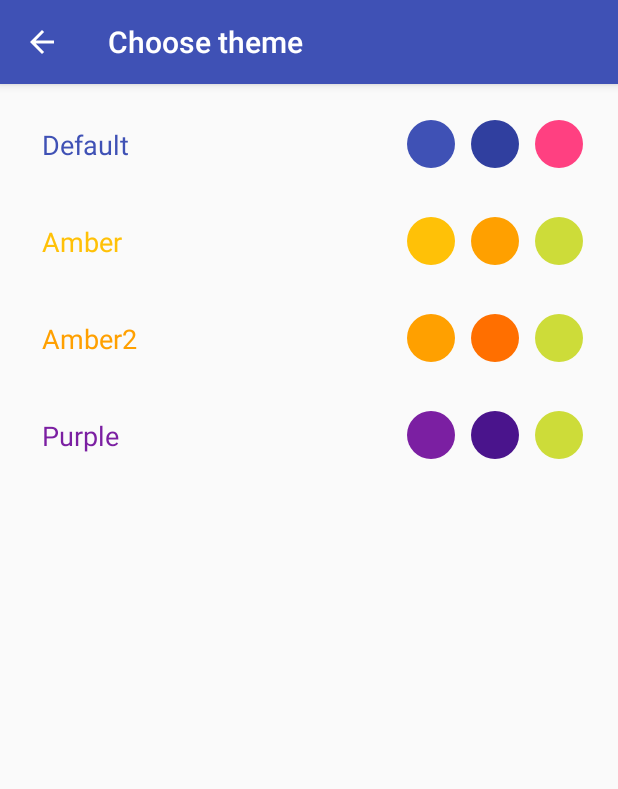
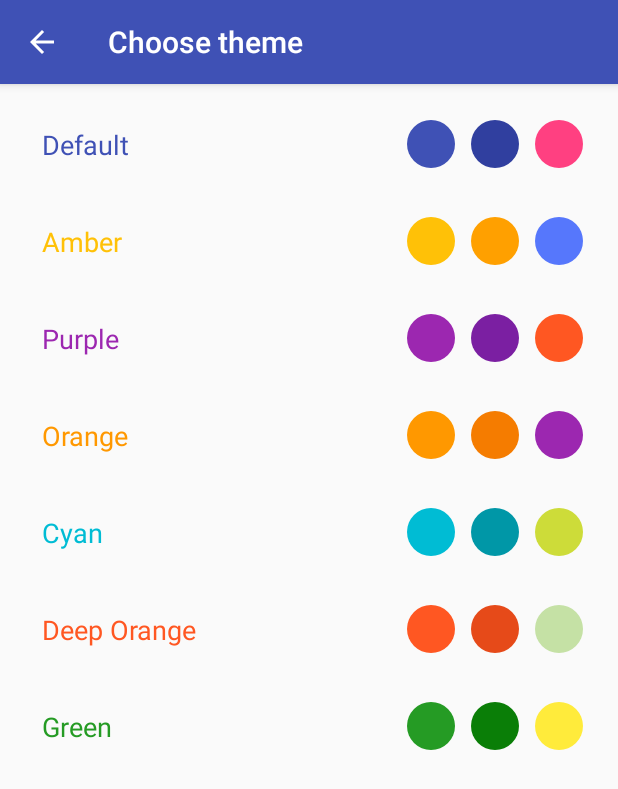
Before and after one commit to Iamsdt/SoilScience, an Android app: the ColorActivity screen opened directly, with no data from a screen before it, on a phone screen of 412 x 824 dp. Shown: the top 789 px of the screen. Run offline under Robolectric (Android 15) with nearby library versions, the phone set to English and light mode, and no system bars.

Commit message:
Theme fix

```diff
--- a/app/src/main/java/com/blogspot/shudiptotrafder/soilscience/adapter/CustomCursorAdapter.java
+++ b/app/src/main/java/com/blogspot/shudiptotrafder/soilscience/adapter/CustomCursorAdapter.java
@@ -16,12 +16,6 @@ import com.blogspot.shudiptotrafder.soilscience.utilities.ConstantUtils;
 import com.blogspot.shudiptotrafder.soilscience.utilities.Utility;
 
 import java.util.Random;
-
-/**
- * SoilScience
- * com.blogspot.shudiptotrafder.soilscience.adapter
- * Created by Shudipto Trafder on 4/1/2017.
- */
 
 public class CustomCursorAdapter extends RecyclerView.Adapter<CustomCursorAdapter.MyViewHolder> {
 
--- a/app/src/main/java/com/blogspot/shudiptotrafder/soilscience/theme/ColorActivity.java
+++ b/app/src/main/java/com/blogspot/shudiptotrafder/soilscience/theme/ColorActivity.java
@@ -61,13 +61,15 @@ public class ColorActivity extends AppCompatActivity implements
 
         themes = new ArrayList<>();
 
-        // TODO: 6/19/2017 add more theme
+        // complete: 6/19/2017 add more theme
         //fill array with styles ids
         themes.add(new ThemesContract("Default", R.style.AppTheme_NoActionBar));
-        themes.add(new ThemesContract("Amber", R.style.amber));
-        themes.add(new ThemesContract("Amber2", R.style.amber_dark));
+        themes.add(new ThemesContract("Amber", R.style.amber_dark));
         themes.add(new ThemesContract("Purple", R.style.purple_dark));
-
+        themes.add(new ThemesContract("Orange", R.style.orange));
+        themes.add(new ThemesContract("Cyan", R.style.cyan));
+        themes.add(new ThemesContract("Deep Orange", R.style.deeporange));
+        themes.add(new ThemesContract("Green", R.style.green));
     }
 
     @Override
--- a/app/src/main/res/values-night/colors.xml
+++ b/app/src/main/res/values-night/colors.xml
@@ -9,19 +9,4 @@
 
     <color name="colorSplashBack">#142f4d</color>
 
-    <!-- pink theme -->
-    <color name="pink_primary">#a71748</color>
-    <color name="pink_primary_dark">#79113a</color>
-    <color name="pink_accent">#304096</color>
-
-    <!-- purple theme -->
-    <color name="purple_primary">#721c81</color>
-    <color name="purple_primary_dark">#52156c</color>
-    <color name="purple_accent">#806104</color>
-
-    <!-- deep orange theme -->
-    <color name="dOrange_primary">#ab3a16</color>
-    <color name="dOrange_primary_dark">#76260d</color>
-    <color name="dOrange_accent">#838c24</color>
-
 </resources>
--- /dev/null
+++ b/app/src/main/res/values-night/styles.xml
@@ -0,0 +1,62 @@
+<?xml version="1.0" encoding="utf-8"?>
+<!--
+  ~ Copyright {2019} {Shudipto Trafder}
+  ~
+  ~ Licensed under the Apache License, Version 2.0 (the "License");
+  ~ you may not use this file except in compliance with the License.
+  ~ You may obtain a copy of the License at
+  ~
+  ~        http://www.apache.org/licenses/LICENSE-2.0
+  ~
+  ~ Unless required by applicable law or agreed to in writing, software
+  ~ distributed under the License is distributed on an "AS IS" BASIS,
+  ~ WITHOUT WARRANTIES OR CONDITIONS OF ANY KIND, either express or implied.
+  ~ See the License for the specific language governing permissions and
+  ~ limitations under the License.
+  -->
+
+<resources>
+
+    <!-- deep amber theme -->
+    <style name="amber_dark" parent="AppTheme.NoActionBar">
+        <item name="colorPrimary">@color/amber_700</item>
+        <item name="colorPrimaryDark">@color/amber_900</item>
+        <item name="colorAccent">@color/blue_700</item>
+        <item name="colorControlHighlight">@color/colorControlHighlight</item>
+    </style>
+
+    <style name="purple_dark" parent="AppTheme.NoActionBar">
+        <item name="colorPrimary">@color/purple_700</item>
+        <item name="colorPrimaryDark">@color/purple_900</item>
+        <item name="colorAccent">@color/deep_orange_700</item>
+        <item name="colorControlHighlight">@color/light_green_700</item>
+    </style>
+
+    <style name="orange" parent="AppTheme.NoActionBar">
+        <item name="colorPrimary">@color/orange_700</item>
+        <item name="colorPrimaryDark">@color/orange_900</item>
+        <item name="colorAccent">@color/purple_700</item>
+        <item name="colorControlHighlight">@color/pink_700</item>
+    </style>
+
+    <style name="cyan" parent="AppTheme.NoActionBar">
+        <item name="colorPrimary">@color/cyan_700</item>
+        <item name="colorPrimaryDark">@color/cyan_900</item>
+        <item name="colorAccent">@color/lime_700</item>
+        <item name="colorControlHighlight">@color/indigo_700</item>
+    </style>
+
+    <style name="deeporange" parent="AppTheme.NoActionBar">
+        <item name="colorPrimary">@color/deep_orange_700</item>
+        <item name="colorPrimaryDark">@color/deep_orange_900</item>
+        <item name="colorAccent">@color/light_green_700</item>
+        <item name="colorControlHighlight">@color/deep_purple_700</item>
+    </style>
+
+    <style name="green" parent="AppTheme.NoActionBar">
+        <item name="colorPrimary">@color/green_700</item>
+        <item name="colorPrimaryDark">@color/green_900</item>
+        <item name="colorAccent">@color/yellow_700</item>
+        <item name="colorControlHighlight">@color/teal_900</item>
+    </style>
+</resources>
--- a/app/src/main/res/values-v21/styles.xml
+++ b/app/src/main/res/values-v21/styles.xml
@@ -12,6 +12,7 @@
         <item name="android:windowContentTransitions">true</item>
         <item name="android:windowAllowEnterTransitionOverlap">false</item>
         <item name="android:windowAllowReturnTransitionOverlap">false</item>
+        <item name="colorControlHighlight">@color/colorControlHighlight</item>
     </style>
 
     <style name="splashTheme" parent="AppTheme.NoActionBar">
--- a/app/src/main/res/values/styles.xml
+++ b/app/src/main/res/values/styles.xml
@@ -25,32 +25,46 @@
     </style>
 
     <!-- deep amber theme -->
-    <style name="amber" parent="AppTheme.NoActionBar">
+    <style name="amber_dark" parent="AppTheme.NoActionBar">
         <item name="colorPrimary">@color/amber_500</item>
         <item name="colorPrimaryDark">@color/amber_700</item>
-        <item name="colorAccent">@color/dOrange_accent</item>
-        <item name="colorControlHighlight">@color/colorControlHighlight</item>
-    </style>
-
-    <style name="amber_dark" parent="AppTheme.NoActionBar">
-        <item name="colorPrimary">@color/amber_700</item>
-        <item name="colorPrimaryDark">@color/amber_900</item>
-        <item name="colorAccent">@color/dOrange_accent</item>
+        <item name="colorAccent">@color/blue_500</item>
         <item name="colorControlHighlight">@color/colorControlHighlight</item>
     </style>
 
     <style name="purple_dark" parent="AppTheme.NoActionBar">
-        <item name="colorPrimary">@color/purple_700</item>
-        <item name="colorPrimaryDark">@color/purple_900</item>
-        <item name="colorAccent">@color/dOrange_accent</item>
-        <item name="colorControlHighlight">@color/colorControlHighlight</item>
+        <item name="colorPrimary">@color/purple_500</item>
+        <item name="colorPrimaryDark">@color/purple_700</item>
+        <item name="colorAccent">@color/deep_orange_500</item>
+        <item name="colorControlHighlight">@color/light_green_500</item>
     </style>
 
     <style name="orange" parent="AppTheme.NoActionBar">
         <item name="colorPrimary">@color/orange_500</item>
         <item name="colorPrimaryDark">@color/orange_700</item>
+        <item name="colorAccent">@color/purple_500</item>
+        <item name="colorControlHighlight">@color/pink_500</item>
+    </style>
+
+    <style name="cyan" parent="AppTheme.NoActionBar">
+        <item name="colorPrimary">@color/cyan_500</item>
+        <item name="colorPrimaryDark">@color/cyan_700</item>
+        <item name="colorAccent">@color/lime_500</item>
+        <item name="colorControlHighlight">@color/indigo_500</item>
+    </style>
+
+    <style name="deeporange" parent="AppTheme.NoActionBar">
+        <item name="colorPrimary">@color/deep_orange_500</item>
+        <item name="colorPrimaryDark">@color/deep_orange_700</item>
         <item name="colorAccent">@color/light_green_200</item>
-        <item name="colorControlHighlight">@color/colorControlHighlight</item>
+        <item name="colorControlHighlight">@color/deep_purple_300</item>
+    </style>
+
+    <style name="green" parent="AppTheme.NoActionBar">
+        <item name="colorPrimary">@color/green_500</item>
+        <item name="colorPrimaryDark">@color/green_700</item>
+        <item name="colorAccent">@color/yellow_500</item>
+        <item name="colorControlHighlight">@color/teal_500</item>
     </style>
 
 
```
